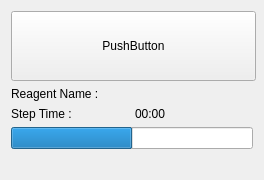
Qt form HimalayaMain/Gui/Components/Dashboard/Forms/DashboardEndTimeWidget.ui (Liyezhong/Master) before a commit.
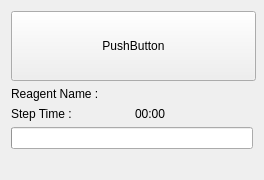
The same form after that commit. Icons and pictures are not drawn.

Patch:
```diff
--- a/HimalayaMain/Gui/Components/Dashboard/Forms/DashboardEndTimeWidget.ui
+++ b/HimalayaMain/Gui/Components/Dashboard/Forms/DashboardEndTimeWidget.ui
@@ -97,8 +97,11 @@
        <property name="styleSheet">
         <string notr="true"/>
        </property>
+       <property name="maximum">
+        <number>100</number>
+       </property>
        <property name="value">
-        <number>50</number>
+        <number>0</number>
        </property>
        <property name="textVisible">
         <bool>false</bool>
```
